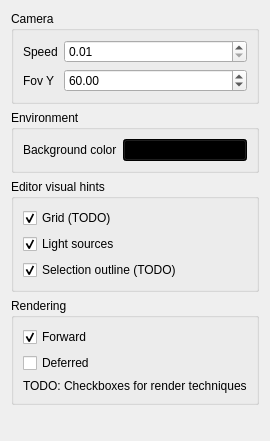
Flanctory-Studio/Advanced-Graphics-Programming, file Project3/ui/miscsettingswidget.ui: the form before one commit.
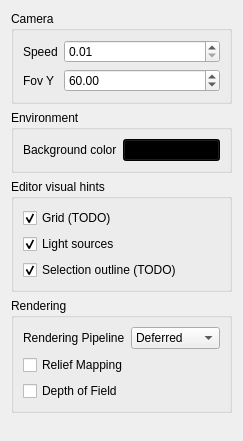
The form after the commit.

```diff
--- a/Project3/ui/miscsettingswidget.ui
+++ b/Project3/ui/miscsettingswidget.ui
@@ -127,30 +127,52 @@
      <property name="title">
       <string>Rendering</string>
      </property>
+     <layout class="QGridLayout" name="gridLayout">
+      <item row="0" column="0">
      <layout class="QVBoxLayout" name="verticalLayout_2">
       <item>
-       <widget class="QCheckBox" name="forward">
+         <layout class="QHBoxLayout" name="horizontalLayout">
+          <item>
+           <widget class="QLabel" name="label_3">
+            <property name="text">
+             <string>Rendering Pipeline</string>
+            </property>
+           </widget>
+          </item>
+          <item>
+           <widget class="QComboBox" name="renderingPipeline">
+            <property name="currentIndex">
+             <number>1</number>
+            </property>
+            <item>
         <property name="text">
          <string>Forward</string>
         </property>
-        <property name="checked">
-         <bool>true</bool>
-        </property>
-       </widget>
       </item>
       <item>
-       <widget class="QCheckBox" name="deferred">
         <property name="text">
          <string>Deferred</string>
         </property>
-       </widget>
-      </item>
+            </item>
+           </widget>
+          </item>
+         </layout>
+        </item>
       <item>
-       <widget class="QLabel" name="label_3">
+         <widget class="QCheckBox" name="ReliefMapping">
         <property name="text">
-         <string>TODO: Checkboxes for render techniques</string>
-        </property>
-       </widget>
+           <string>Relief Mapping</string>
+          </property>
+         </widget>
+        </item>
+        <item>
+         <widget class="QCheckBox" name="DepthOfField">
+          <property name="text">
+           <string>Depth of Field</string>
+          </property>
+         </widget>
+        </item>
+       </layout>
       </item>
      </layout>
     </widget>
```
Lines whose indentation alone changed are shown as unchanged.
